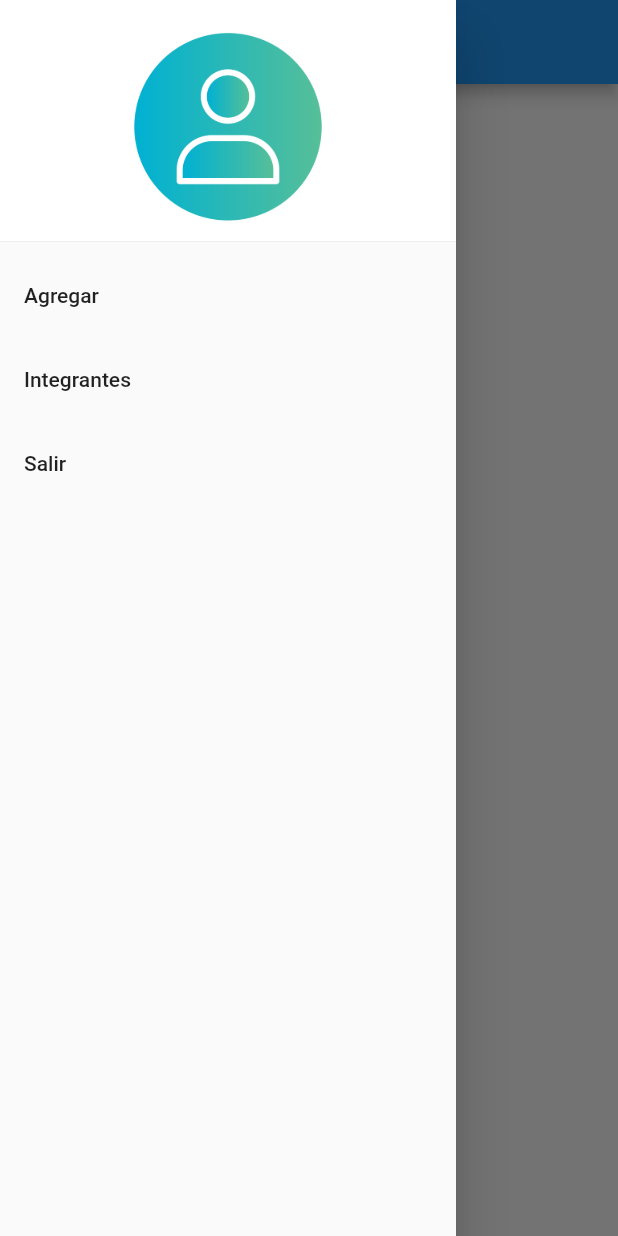
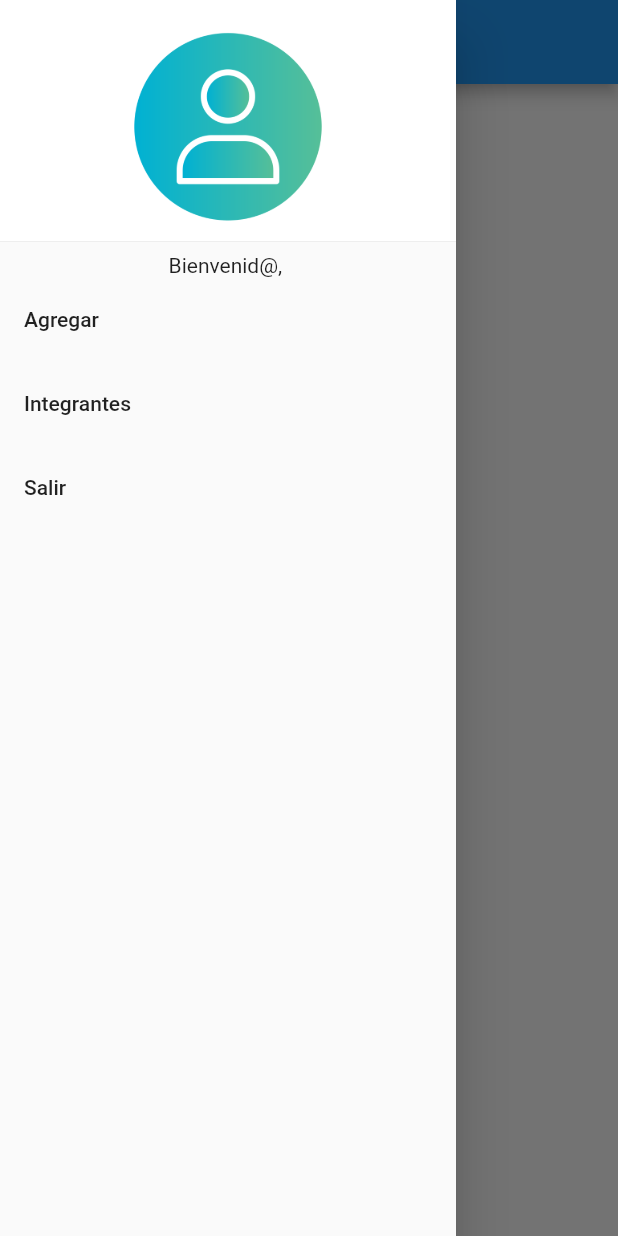
Before and after one commit to patooig/appMovil, a Flutter app: the Principal screen opened directly, with the side drawer open, on a phone screen of 412 x 824 dp. Run offline on Flutter 3.47's test engine with Material 2 defaults, Android fonts, the phone set to English and light mode, and no system bars; our stand-ins replace cool_alert, fluttertoast, shared_preferences; accounts and stored records are empty.

```diff
--- a/lib/main.dart
+++ b/lib/main.dart
@@ -13,6 +13,7 @@ class MyApp extends StatelessWidget {
   Widget build(BuildContext context) {
     return MaterialApp(
       title: 'Flutter Demo',
+      debugShowCheckedModeBanner: false,
       theme: ThemeData(
         // This is the theme of your application.
         //
--- a/lib/pages/principal.dart
+++ b/lib/pages/principal.dart
@@ -25,6 +25,9 @@ class _PrincipalState extends State<Principal> {
                 color: Colors.white,
               ),
               child: Image.asset('assets/usuario.png', fit: BoxFit.contain),
+            ),
+            Center(
+              child: Text('Bienvenid@, ' + Global.login),
             ),
             ListTile(
               title: const Text('Agregar'),
--- a/lib/services/loginService.dart
+++ b/lib/services/loginService.dart
@@ -4,7 +4,7 @@ import 'package:http/http.dart' as http;
 class LoginService {
   Future<http.Response> validar(String login, String pass) async {
     return await http.post(
-      Uri.parse('https://0ecf9c381ac0.sa.ngrok.io/api/Usuarios'),
+      Uri.parse('https://40fd422c6d4d.sa.ngrok.io/api/usuarios'),
       headers: <String, String>{
         'Content-Type': 'application/json; charset=UTF-8',
       },
```
Also changed, not shown: lib/pages/login.dart (+6 -6 lines).
